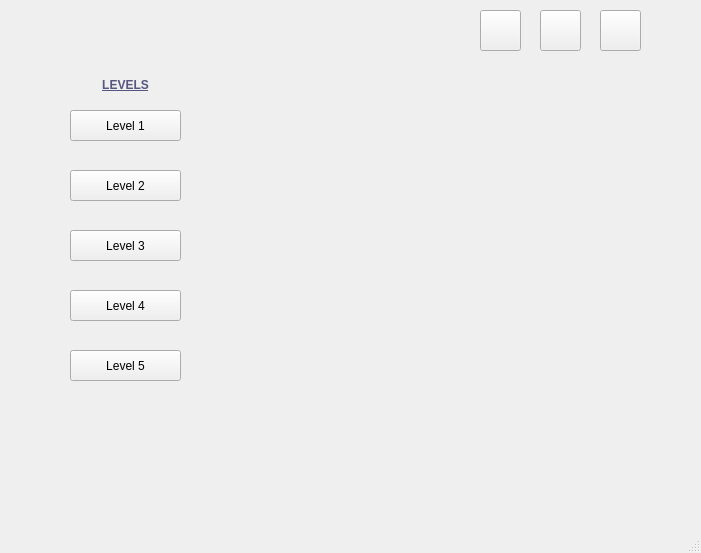
This is mainwindow.ui in ariadneep/logigate-game as Qt 5 draws it before an edit. The edited form follows.
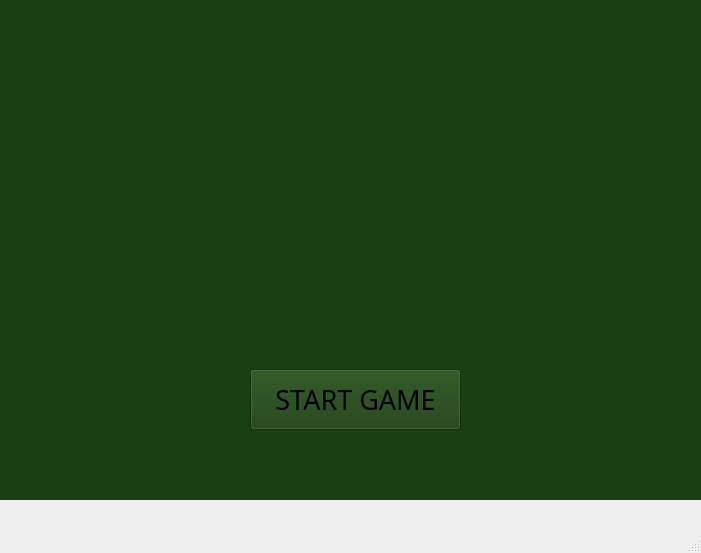
This is the edited form. Icons and pictures are not drawn.

Commit message: Added start button. At this point it is not connected to anything.

```diff
--- a/mainwindow.ui
+++ b/mainwindow.ui
@@ -267,6 +267,53 @@
      </property>
     </widget>
    </widget>
+   <widget class="QWidget" name="startingScren" native="true">
+    <property name="geometry">
+     <rect>
+      <x>0</x>
+      <y>-1</y>
+      <width>701</width>
+      <height>501</height>
+     </rect>
+    </property>
+    <property name="styleSheet">
+     <string notr="true">background-color: rgb(26, 63, 16)</string>
+    </property>
+    <widget class="QPushButton" name="pushButton">
+     <property name="geometry">
+      <rect>
+       <x>250</x>
+       <y>370</y>
+       <width>211</width>
+       <height>61</height>
+      </rect>
+     </property>
+     <property name="font">
+      <font>
+       <family>Code 7x5</family>
+       <pointsize>20</pointsize>
+       <italic>false</italic>
+       <bold>false</bold>
+      </font>
+     </property>
+     <property name="styleSheet">
+      <string notr="true">QPushButton {
+	border-image: url(:/icons/start-button.png);
+	font: 20pt &quot;Code 7x5&quot;;
+	color: &quot;white&quot;;
+}
+
+QPushButton:pressed {
+	border-image: url(:/icons/start-button-pressed.png);
+	font: 20pt &quot;Code 7x5&quot;;
+	color: &quot;black&quot;;
+}</string>
+     </property>
+     <property name="text">
+      <string>START GAME</string>
+     </property>
+    </widget>
+   </widget>
   </widget>
   <widget class="QMenuBar" name="menubar">
    <property name="geometry">
```
The commit also changes 7 other files.
